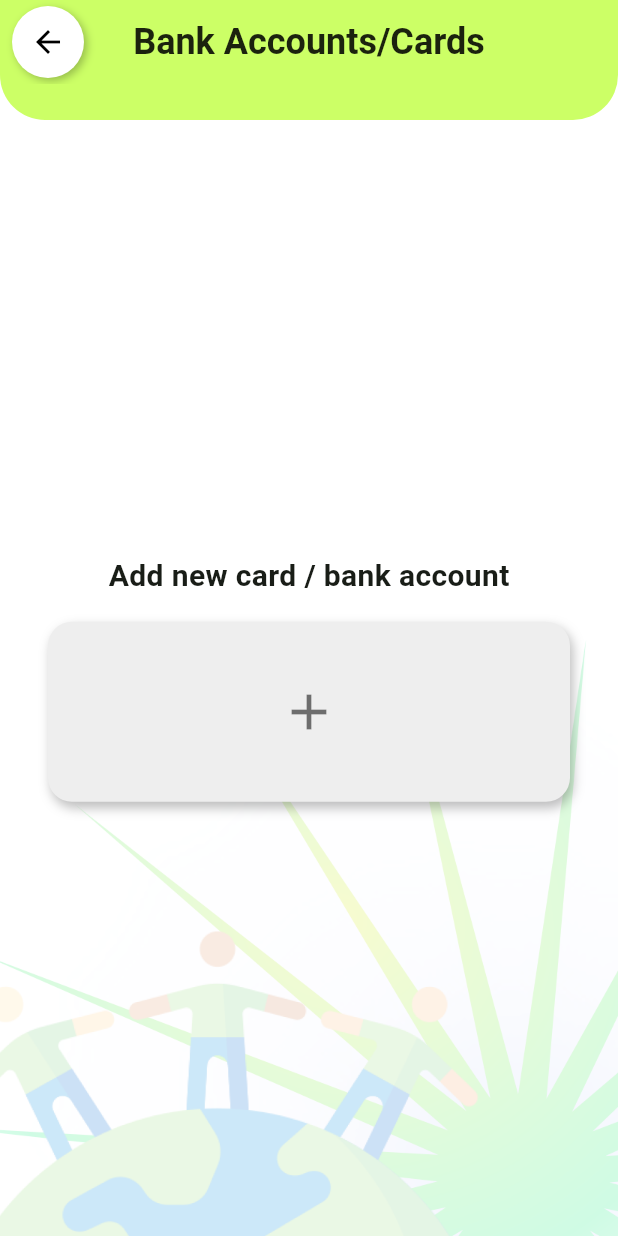
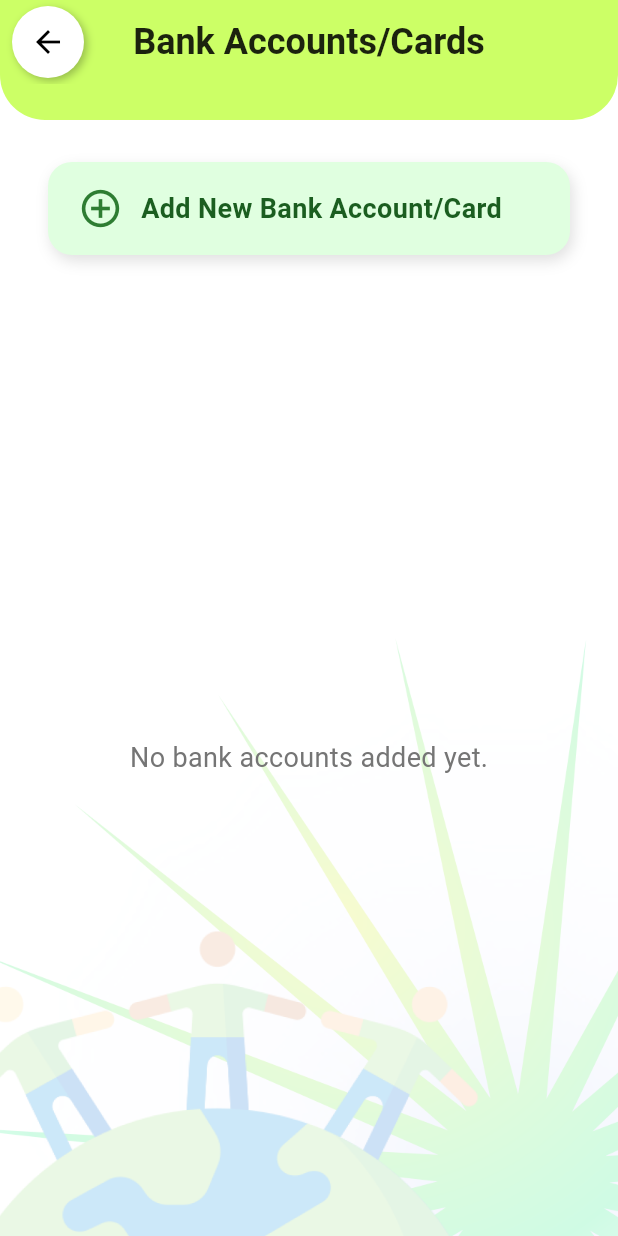
Before and after one commit to siewleeon/EarthShare, a Flutter app: the BankAccountsPage screen opened directly, on a phone screen of 412 x 824 dp. Run offline on Flutter 3.47's test engine with Material 3 defaults, Android fonts, the phone set to English and light mode, and no system bars; our stand-ins replace cloud_firestore, firebase_auth, firebase_core, firebase_storage, image_picker, shared_preferences and 1 more; accounts and stored records are empty; project files that could hold a hidden picture were left out.

Commit message:
login add register link & multiple bank acceptable

```diff
--- a/lib/accountSetting.dart
+++ b/lib/accountSetting.dart
@@ -76,7 +76,7 @@ class _SettingsPageState extends State<SettingsPage> {
           SafeArea(
             child: Column(
               children: [
-
+                const SizedBox(height: 30),
                 _buildSessionTile(
                   icon: Icons.account_balance_wallet_outlined,
                   title: 'Bank Accounts / Cards',
--- a/lib/pages/bankAccounts_page.dart
+++ b/lib/pages/bankAccounts_page.dart
@@ -49,7 +49,7 @@ class _BankAccountsPageState extends State<BankAccountsPage> {
   }
 
   Future<void> _loadAccounts() async {
-    final accounts = await dbHelper.getBankAccountsByUserID(userID);  // Fetch bank accounts based on userID
+    final accounts = await dbHelper.getBankAccountsByUserID(userID);
     setState(() {
       _bankAccounts = accounts;
     });
@@ -59,7 +59,7 @@ class _BankAccountsPageState extends State<BankAccountsPage> {
     try {
       if (_formKey.currentState!.validate()) {
         final data = {
-          'userID': userID,  // Ensure this is set properly
+          'userID': userID,
           'bankName': _bankNameController.text.trim(),
           'cardNumber': _cardNumberController.text.trim(),
           'cardHolder': _cardHolderController.text.trim(),
@@ -85,7 +85,7 @@ class _BankAccountsPageState extends State<BankAccountsPage> {
     } catch (e, stack) {
       print('Error during form submission: $e');
       print('Stack trace: $stack');
-      // Show error message
+
       ScaffoldMessenger.of(context).showSnackBar(
         const SnackBar(content: Text('Failed to bind bank account. Please try again.')),
       );
@@ -261,70 +261,94 @@ class _BankAccountsPageState extends State<BankAccountsPage> {
               fit: BoxFit.cover,
             ),
           ),
-          // Display Add Button if no bank accounts
-          if (_bankAccounts.isEmpty)
-            Center(
-              child: Column(
-                mainAxisAlignment: MainAxisAlignment.center,
-                children: [
-                  const Text('Add new card / bank account',
-                      style: TextStyle(fontWeight: FontWeight.bold, fontSize: 20)),
-                  const SizedBox(height: 16),
-                  GestureDetector(
+          Padding(
+            padding: const EdgeInsets.symmetric(horizontal: 16, vertical: 8),
+            child: Column(
+              crossAxisAlignment: CrossAxisAlignment.start,
+              children: [
+                const SizedBox(height: 20),
+
+                // 添加账户按钮
+                Padding(
+                  padding: const EdgeInsets.symmetric(horizontal: 16),
+                  child: GestureDetector(
                     onTap: _showAddCardDialog,
                     child: Container(
-                      margin: const EdgeInsets.symmetric(horizontal: 32),
-                      height: 120,
+                      padding: const EdgeInsets.symmetric(horizontal: 20, vertical: 16),
                       decoration: BoxDecoration(
-                        color: Colors.grey.shade200,
+                        color: Color(0xFFe0ffe0), // 柔和绿色
                         borderRadius: BorderRadius.circular(16),
                         boxShadow: [
                           BoxShadow(
-                            color: Colors.black26,
-                            blurRadius: 6,
+                            color: Colors.black12,
+                            blurRadius: 8,
                             offset: Offset(2, 4),
                           ),
                         ],
                       ),
-                      child: const Center(
-                        child: Icon(Icons.add, size: 40, color: Colors.black54),
+                      child: Row(
+                        children: [
+                          Icon(Icons.add_circle_outline, size: 30, color: Colors.green[800]),
+                          const SizedBox(width: 12),
+                          Text(
+                            "Add New Bank Account/Card",
+                            style: TextStyle(
+                              fontSize: 18,
+                              fontWeight: FontWeight.w600,
+                              color: Colors.green[900],
+                            ),
+                          ),
+                        ],
                       ),
                     ),
                   ),
-                ],
-              ),
-            )
-          // Display Bank Accounts if any exist
-          else
-            Padding(
-              padding: const EdgeInsets.symmetric(horizontal: 16, vertical: 8),
-              child: Column(
-                crossAxisAlignment: CrossAxisAlignment.start,
-                children: [
-                  Container(
-                    width: double.infinity,
-                    color: Colors.lightBlueAccent,
-                    padding: const EdgeInsets.symmetric(horizontal: 16, vertical: 8),
-                    child: const Text(
-                      'Current Bank Account & Card',
-                      style: TextStyle(color: Colors.white, fontWeight: FontWeight.bold),
+                ),
+
+                const SizedBox(height: 24),
+
+                // 如果有银行账户才显示列表
+                if (_bankAccounts.isNotEmpty) ...[
+                  Padding(
+                    padding: const EdgeInsets.symmetric(horizontal: 16),
+                    child: Column(
+                      crossAxisAlignment: CrossAxisAlignment.start,
+                      children: [
+                        const Text(
+                          'Current Bank Account & Card',
+                          style: TextStyle(
+                            fontSize: 16,
+                            color: Colors.black87,
+                            fontWeight: FontWeight.bold,
+                          ),
+                        ),
+                        const SizedBox(height: 8),
+                        Divider(thickness: 1.2),
+                      ],
                     ),
                   ),
-                  const SizedBox(height: 16),
-                  const Text('Credit Card / Debit Card',
-                      style: TextStyle(fontWeight: FontWeight.bold, fontSize: 18)),
                   const SizedBox(height: 8),
                   Expanded(
                     child: ListView.builder(
                       itemCount: _bankAccounts.length,
+                      padding: const EdgeInsets.symmetric(horizontal: 16),
                       itemBuilder: (context, index) {
                         return _buildCardTile(_bankAccounts[index]);
                       },
                     ),
                   ),
-                ],
-              ),
+                ] else
+                  Expanded(
+                    child: Center(
+                      child: Text(
+                        'No bank accounts added yet.',
+                        style: TextStyle(fontSize: 18, color: Colors.grey[600]),
+                      ),
+                    ),
+                  ),
+              ],
             ),
+
+          ),
         ],
       ),
     );
```
Also changed, not shown: lib/emailLogin.dart (+25 -0 lines), lib/pages/contactUs_page.dart (+28 -10 lines).
